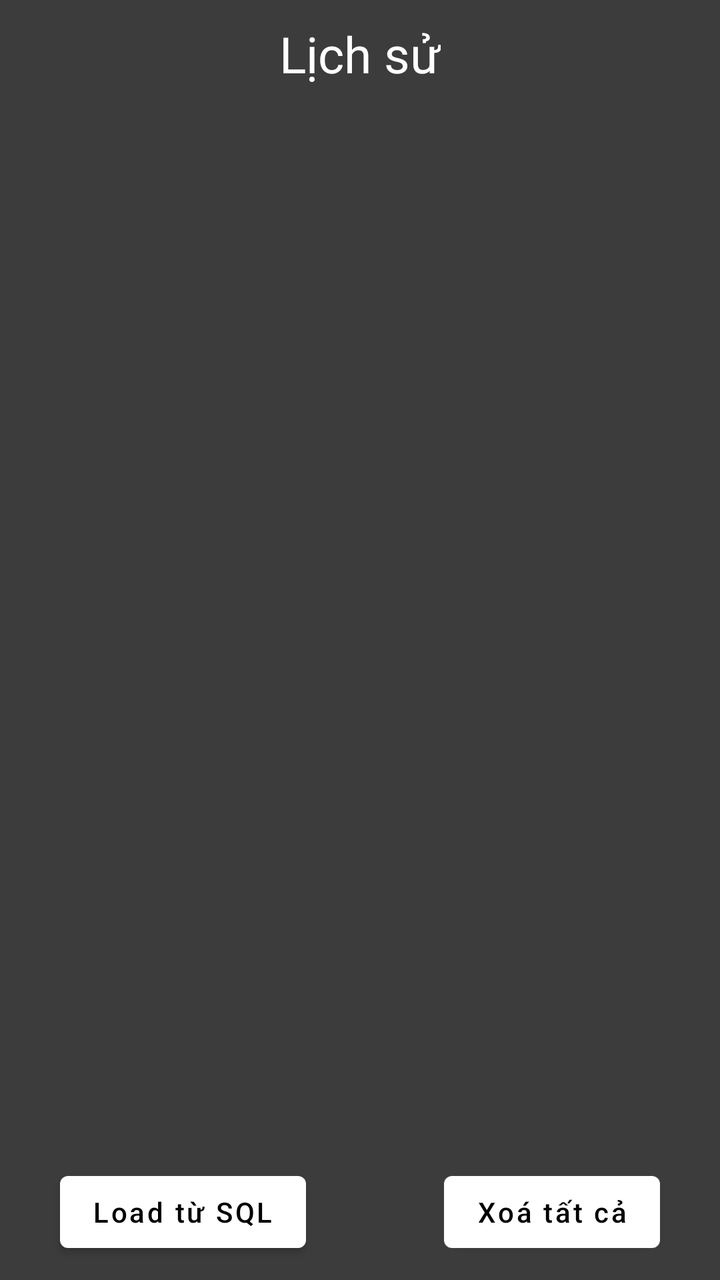
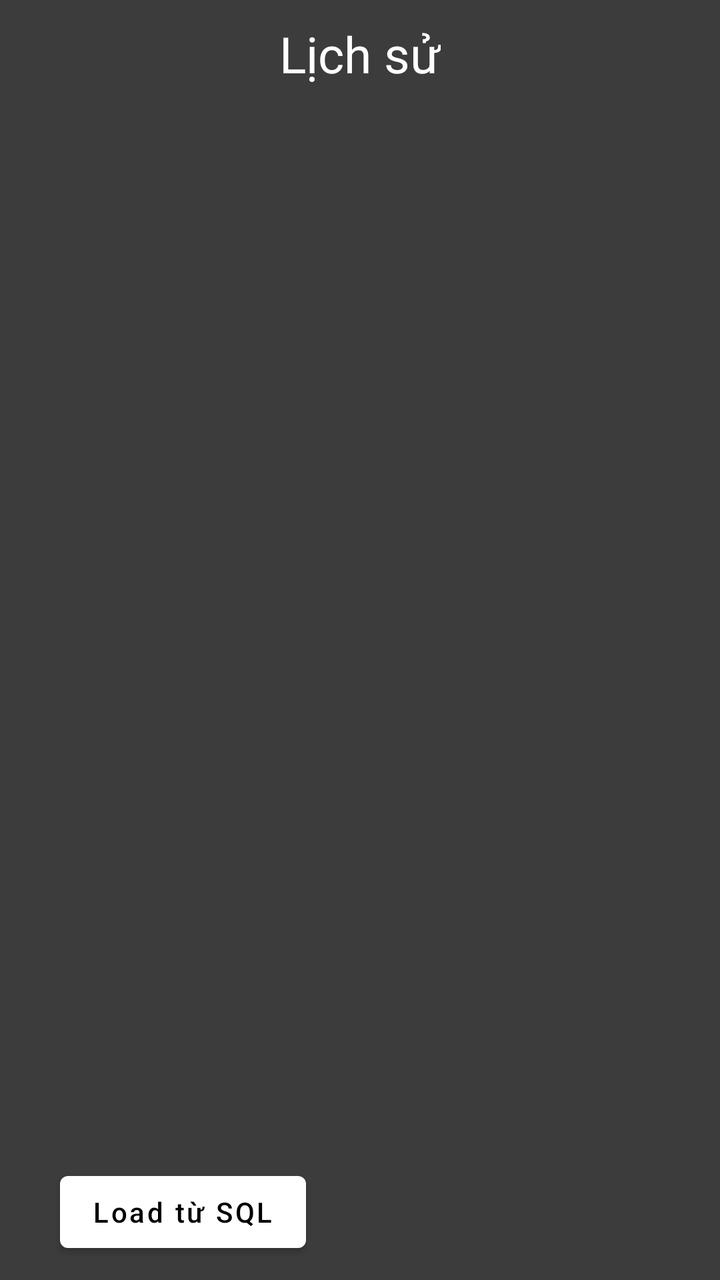

Two renders of the same Android screen: before a commit and after it. Below are the layout's source before the change and the commit's diff.
<!-- AndroidManifest.xml: application theme Theme.WebBrowser -->
<!-- res/layout/activity_history.xml -->
<?xml version="1.0" encoding="utf-8"?>
<RelativeLayout xmlns:android="http://schemas.android.com/apk/res/android"
    xmlns:app="http://schemas.android.com/apk/res-auto"
    xmlns:tools="http://schemas.android.com/tools"
    android:layout_width="match_parent"
    android:layout_height="match_parent"
    android:background="#3C3C3C"
    tools:context=".HistoryActivity">

    <TextView
        android:layout_width="wrap_content"
        android:layout_height="wrap_content"
        android:layout_marginTop="10dp"
        android:text="Lịch sử"
        android:textSize="25dp"
        android:textColor="@color/white"
        android:layout_centerHorizontal="true"
        android:id="@+id/titleHistory"/>

    <ListView
        android:layout_width="match_parent"
        android:layout_height="match_parent"
        android:layout_above="@id/btnXoaLichSu"
        android:layout_marginTop="10dp"
        android:layout_marginBottom="10dp"
        android:layout_marginLeft="10dp"
        android:layout_marginRight="10dp"
        android:scrollbars="vertical"
        android:divider="@null"
        android:dividerHeight="0dp"
        android:layout_below="@id/titleHistory"
        android:id="@+id/listHistory" />

    <Button
        android:layout_width="wrap_content"
        android:layout_height="wrap_content"
        android:layout_marginRight="30dp"
        android:layout_marginBottom="10dp"
        android:layout_marginTop="10dp"
        android:layout_alignParentRight="true"
        android:layout_alignParentBottom="true"
        android:text="Xoá tất cả"
        android:textAllCaps="false"
        android:id="@+id/btnXoaLichSu" />

    <Button
        android:layout_width="wrap_content"
        android:layout_height="wrap_content"
        android:layout_marginLeft="30dp"
        android:layout_marginBottom="10dp"
        android:layout_marginTop="10dp"
        android:layout_alignParentBottom="true"
        android:text="Load từ SQL"
        android:textAllCaps="false"
        android:id="@+id/btnLoadSQL" />

</RelativeLayout>
<!-- resources referenced by this layout -->
<resources>
  <color name="white">#FFFFFFFF</color>
  <style name="Theme.WebBrowser" parent="Theme.MaterialComponents.DayNight.NoActionBar">
          
          <item name="colorPrimary">@color/white</item>
          <item name="colorPrimaryVariant">@color/black</item>
          <item name="colorOnPrimary">@color/black</item>
          
          <item name="colorSecondary">@color/teal_200</item>
          <item name="colorSecondaryVariant">@color/teal_700</item>
          <item name="colorOnSecondary">@color/black</item>
          
          <item name="android:statusBarColor" tools:targetApi="l">?attr/colorPrimaryVariant</item>
          
      </style>
  <color name="black">#FF000000</color>
  <color name="teal_200">#FF03DAC5</color>
  <color name="teal_700">#FF018786</color>
</resources>

<!-- the commit's change to res/layout/activity_history.xml (unified diff, before → after) -->
@@ -20,7 +20,7 @@
     <ListView
         android:layout_width="match_parent"
         android:layout_height="match_parent"
-        android:layout_above="@id/btnXoaLichSu"
+        android:layout_above="@id/btnLoadSQL"
         android:layout_marginTop="10dp"
         android:layout_marginBottom="10dp"
         android:layout_marginLeft="10dp"
@@ -41,6 +41,7 @@
         android:layout_alignParentBottom="true"
         android:text="Xoá tất cả"
         android:textAllCaps="false"
+        android:visibility="gone"
         android:id="@+id/btnXoaLichSu" />
 
     <Button
